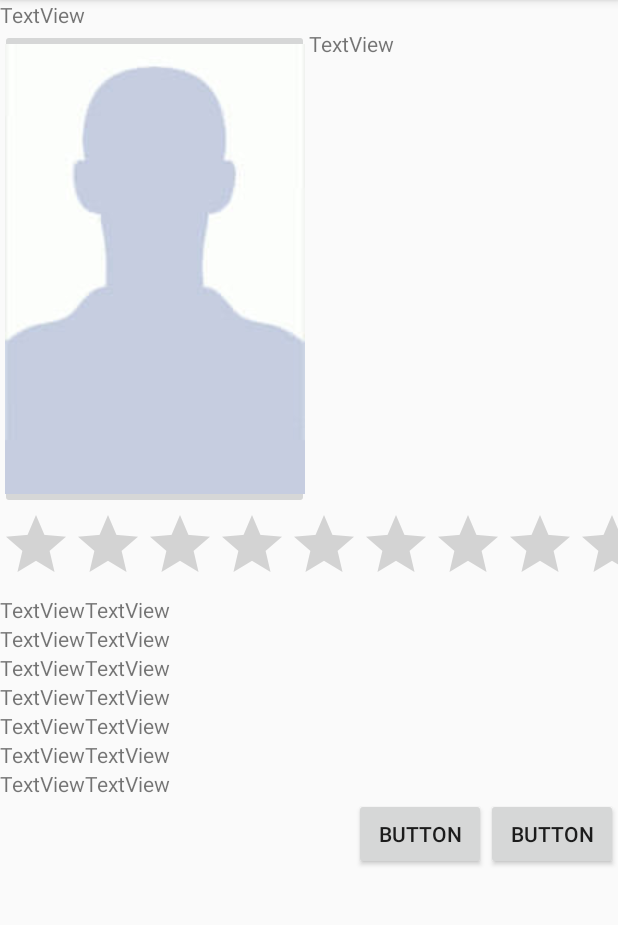
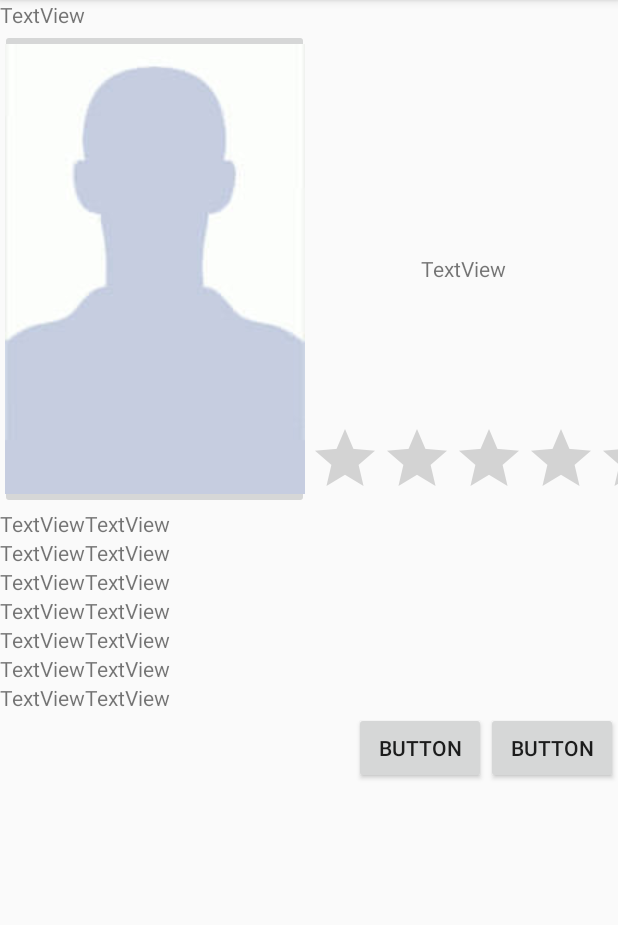
Before and after one commit to petardan/Rep200917, an Android app: the fragment LargeRepairmanInfoFragment shown on its own in the app's theme, on a phone screen of 412 x 824 dp, the part 84-1009 px from its top. Run offline under Robolectric (Android 15) with nearby library versions, the phone set to English and light mode, and no system bars; our stand-ins replace Volley; network calls fail; 4 statements that could not run were skipped.

Commit message:
Added large icon fragment, repairman info are dispalyed in the small fragments

```diff
--- a/app/src/main/res/layout/large_repairman_fragment.xml
+++ b/app/src/main/res/layout/large_repairman_fragment.xml
@@ -33,12 +33,29 @@
                     android:layout_weight="1"
                     app:srcCompat="@drawable/blankuser1" />
 
-                <TextView
-                    android:id="@+id/textView3"
+                <RelativeLayout
                     android:layout_width="match_parent"
                     android:layout_height="match_parent"
-                    android:layout_weight="1"
-                    android:text="TextView" />
+                    android:layout_weight="1">
+
+                    <RatingBar
+                        android:id="@+id/ratingBar"
+                        android:layout_width="wrap_content"
+                        android:layout_height="wrap_content"
+                        android:layout_alignParentBottom="true"
+                        android:layout_alignParentStart="true"
+                        android:layout_weight="1"
+                        android:numStars="5" />
+
+                    <TextView
+                        android:id="@+id/textView3"
+                        android:layout_width="wrap_content"
+                        android:layout_height="wrap_content"
+                        android:layout_weight="1"
+                        android:text="TextView"
+                        android:layout_centerVertical="true"
+                        android:layout_centerHorizontal="true" />
+                </RelativeLayout>
 
             </LinearLayout>
 
@@ -47,14 +64,6 @@
                 android:layout_height="match_parent"
                 android:orientation="horizontal">
 
-                <RatingBar
-                    android:id="@+id/ratingBar"
-                    android:layout_width="wrap_content"
-                    android:layout_height="wrap_content"
-                    android:layout_alignParentBottom="true"
-                    android:layout_alignParentStart="true"
-                    android:layout_weight="1"
-                    android:numStars="5" />
             </LinearLayout>
 
             <TableLayout
```
